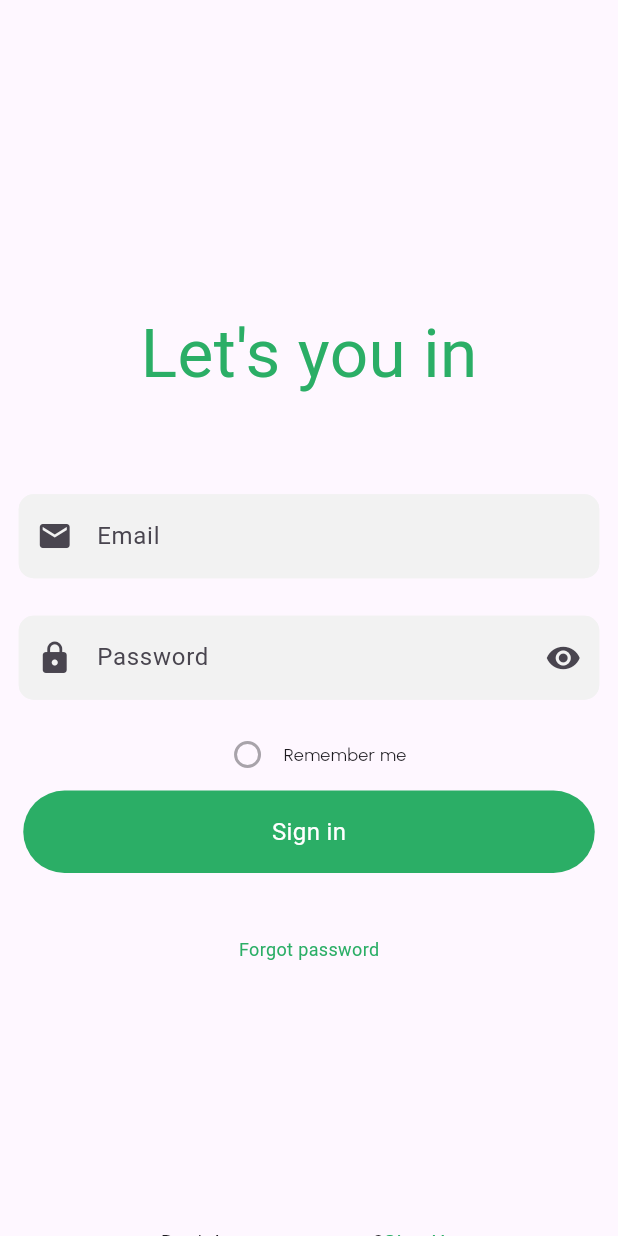
After one commit to FAHIMSHAKIL102/hall_management_ui, a Flutter app: the screen it shows after launch, after a tap on "Next", on a phone screen of 412 x 824 dp. The commit adds this screen. Run offline on Flutter 3.47's test engine with Material 3 defaults, Android fonts, the phone set to English and light mode, and no system bars; Roboto replaces fonts that are missing (Urbanist-Bold, Urbanist-Medium, Urbanist-Regular).

Commit message:
add_signinscreen

```diff
--- /dev/null
+++ b/lib/custom_widgets/myTextFormfield.dart
@@ -0,0 +1,42 @@
+import 'package:flutter/material.dart';
+
+class Mytextformfield extends StatelessWidget {
+  var myController;
+  String myHintText;
+  Icon? myPrefixIcon;
+  Icon? mySuffixIcon;
+  bool myObscureText;
+  Mytextformfield({
+    super.key,
+    required this.myController,
+    required this.myHintText,
+    this.myPrefixIcon,
+    this.mySuffixIcon,
+    required this.myObscureText,
+  });
+
+  @override
+  Widget build(BuildContext context) {
+    return Container(
+      margin: EdgeInsets.all(12.5),
+      child: TextFormField(
+        obscureText: myObscureText,
+        decoration: InputDecoration(
+          hintText: myHintText,
+          prefixIcon: myPrefixIcon,
+          suffixIcon: mySuffixIcon,
+          filled: true,
+          fillColor: Color(0xffF2F2F2),
+          enabledBorder: OutlineInputBorder(
+            borderSide: BorderSide(color: Color(0xffF2F2F2)),
+            borderRadius: BorderRadius.circular(10),
+          ),
+          focusedBorder: OutlineInputBorder(
+            borderSide: BorderSide(color: Color(0xff2BAE66)),
+            borderRadius: BorderRadius.circular(10),
+          ),
+        ),
+      ),
+    );
+  }
+}
--- a/lib/custom_widgets/mybutton.dart
+++ b/lib/custom_widgets/mybutton.dart
@@ -11,9 +11,18 @@ class Mybutton extends StatelessWidget {
       width: 381,
       decoration: BoxDecoration(
         color: Color(0xff2BAE66),
-        borderRadius: BorderRadius.circular(10),
+        borderRadius: BorderRadius.circular(35),
       ),
-      child: Center(child: Text(title)),
+      child: Center(
+        child: Text(
+          title,
+          style: TextStyle(
+            fontSize: 16,
+            fontFamily: 'Urbanist-Medium',
+            color: Color(0xffFFFFFF),
+          ),
+        ),
+      ),
     );
   }
 }
--- /dev/null
+++ b/lib/custom_widgets/mytextstyle.dart
@@ -0,0 +1,21 @@
+import 'package:flutter/material.dart';
+import 'package:flutter/painting.dart';
+
+TextStyle myTextStyle45() {
+  return TextStyle(
+    fontSize: 45,
+    fontFamily: 'Urbanist-Bold',
+    color: Color(0xff2BAE66),
+  );
+}
+
+Text myText45(String title) {
+  return Text(
+    title,
+    style: TextStyle(
+      fontSize: 45,
+      fontFamily: 'Urbanist-Bold',
+      color: Color(0xff2BAE66),
+    ),
+  );
+}
--- a/lib/pages/info_screen.dart
+++ b/lib/pages/info_screen.dart
@@ -1,4 +1,5 @@
 import 'package:flutter/material.dart';
+import 'package:hall_management_ui/pages/signin_screen.dart';
 
 class InfoScreen extends StatelessWidget {
   const InfoScreen({super.key});
@@ -27,7 +28,7 @@ class InfoScreen extends StatelessWidget {
                     child: Text(
                       'Lets have \nthe best \naccommodation with us',
                       style: TextStyle(
-                        fontSize: 40,
+                        fontSize: 42,
                         fontFamily: 'Urbanist-SemiBold',
                         color: Color(0xff2BAE66),
                       ),
@@ -37,9 +38,9 @@ class InfoScreen extends StatelessWidget {
               ],
             ),
           ),
-          SizedBox(height: 25),
+          //SizedBox(height: 25),
           Container(
-            margin: EdgeInsets.only(left: 25),
+            margin: EdgeInsets.only(left: 25, top: 44),
             height: 48,
             width: 313,
             child: Text(
@@ -48,7 +49,12 @@ class InfoScreen extends StatelessWidget {
             ),
           ),
           SizedBox(height: 99),
-          Container(
+          InkWell(
+            onTap: () => Navigator.push(
+              context,
+              MaterialPageRoute(builder: (context) => SigninScreen()),
+            ),
+            child: Container(
               margin: EdgeInsets.only(left: 25),
               height: 55,
               width: 381,
@@ -67,7 +73,8 @@ class InfoScreen extends StatelessWidget {
                 ),
               ),
             ),
-          SizedBox(height: 44),
+          ),
+          SizedBox(height: 50),
         ],
       ),
     );
--- /dev/null
+++ b/lib/pages/signin_screen.dart
@@ -0,0 +1,88 @@
+import 'package:flutter/material.dart';
+import 'package:hall_management_ui/custom_widgets/myTextFormfield.dart';
+import 'package:hall_management_ui/custom_widgets/mybutton.dart';
+import 'package:hall_management_ui/custom_widgets/mytextstyle.dart';
+
+class SigninScreen extends StatefulWidget {
+  const SigninScreen({super.key});
+
+  @override
+  State<SigninScreen> createState() => _SigninScreenState();
+}
+
+class _SigninScreenState extends State<SigninScreen> {
+  final emailController = TextEditingController();
+  final passwordController = TextEditingController();
+  @override
+  Widget build(BuildContext context) {
+    return Scaffold(
+      body: SingleChildScrollView(
+        child: Column(
+          //mainAxisAlignment: .center,
+          crossAxisAlignment: .center,
+          children: [
+            Container(
+              margin: EdgeInsets.only(top: 203),
+              child: myText45("Let's you in"),
+            ),
+            SizedBox(height: 50),
+            Mytextformfield(
+              myController: emailController,
+              myHintText: 'Email',
+              myObscureText: false,
+              myPrefixIcon: Icon(Icons.email),
+            ),
+            Mytextformfield(
+              myController: passwordController,
+              myHintText: 'Password',
+              myObscureText: true,
+              myPrefixIcon: Icon(Icons.lock),
+              mySuffixIcon: Icon(Icons.visibility),
+            ),
+            Row(
+              mainAxisAlignment: .center,
+              children: [
+                Radio(value: Color(0xff2BAE66), toggleable: true),
+                Text(
+                  'Remember me',
+                  style: TextStyle(fontSize: 12, fontFamily: 'Urbanist'),
+                ),
+              ],
+            ),
+            Mybutton(title: 'Sign in'),
+            SizedBox(height: 42),
+            Text(
+              'Forgot password',
+              style: TextStyle(
+                fontSize: 12,
+                fontFamily: 'Urbanist-Bold',
+                color: Color(0xff2BAE66),
+              ),
+            ),
+            SizedBox(height: 177),
+            Row(
+              mainAxisAlignment: .center,
+              children: [
+                Text(
+                  "Don't have an account?",
+                  style: TextStyle(
+                    fontFamily: 'Urbanist-Regular',
+                    fontSize: 14,
+                  ),
+                ),
+                Text(
+                  'Sign Up',
+                  style: TextStyle(
+                    fontFamily: 'Urbanist-Bold',
+                    fontSize: 14,
+                    color: Color(0xff2BAE66),
+                  ),
+                ),
+              ],
+            ),
+          ],
+        ),
+      ),
+    );
+  }
+}
```
Lines whose indentation alone changed are shown as unchanged.
